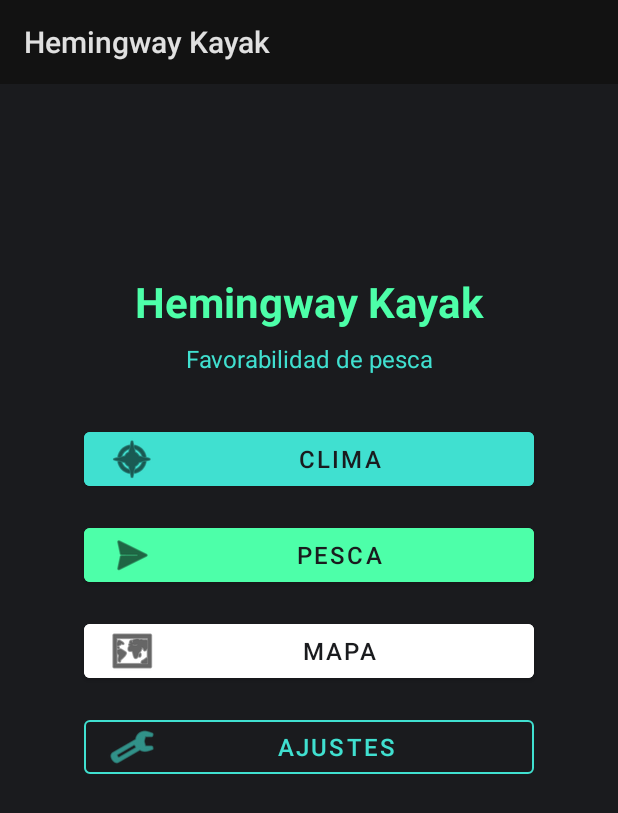
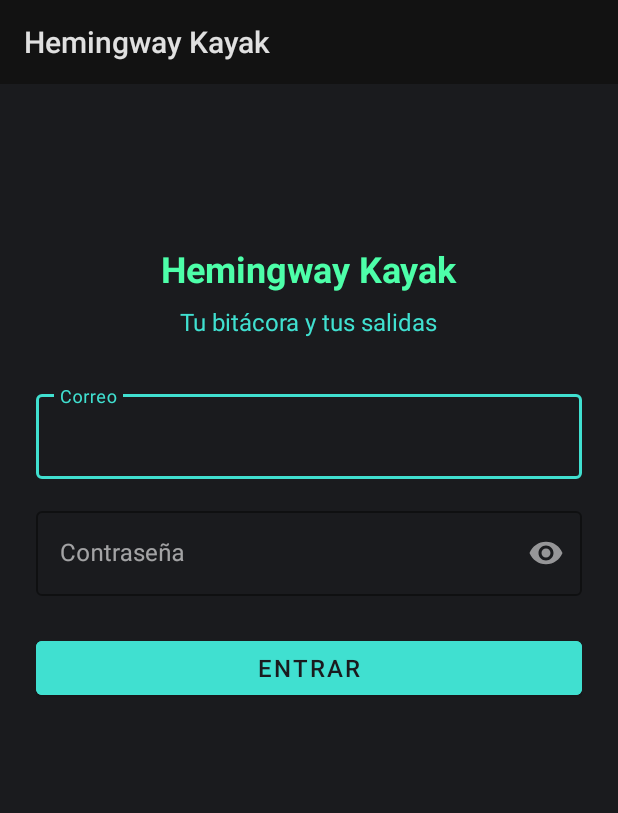
Before and after one commit to pcaravaca/hemingway-kayak, an Android app: the screen it shows after launch (MainActivity), on a phone screen of 412 x 824 dp. Shown: the top 813 px of the screen. Run offline under Robolectric (Android 15) with nearby library versions, the phone set to English and light mode, and no system bars; our stand-ins replace Dagger/Hilt's generated code.

Commit message:
android: pantalla de login contra el backend
- LoginFragment + LoginViewModel (AuthRepository): correo/contraseña, error visible,
  navegación al inicio sacando el login de la pila
- MainActivity elige el start destination: home si hay token, login si no
- Ajustes: botón Cerrar sesión (limpia la pila y vuelve al login)
- nav_graph con loginFragment y strings nuevos

```diff
--- a/hemingway-kayak/app/src/main/java/com/hemingway/kayak/MainActivity.kt
+++ b/hemingway-kayak/app/src/main/java/com/hemingway/kayak/MainActivity.kt
@@ -3,8 +3,11 @@ package com.hemingway.kayak
 import android.os.Bundle
 import androidx.appcompat.app.AppCompatActivity
 import androidx.appcompat.app.AppCompatDelegate
+import androidx.navigation.fragment.NavHostFragment
 import androidx.lifecycle.lifecycleScope
+import com.hemingway.kayak.R
 import com.hemingway.kayak.data.UserPreferencesManager
+import com.hemingway.kayak.data.remote.AuthRepository
 import dagger.hilt.android.AndroidEntryPoint
 import kotlinx.coroutines.flow.first
 import kotlinx.coroutines.launch
@@ -16,11 +19,28 @@ class MainActivity : AppCompatActivity() {
     @Inject
     lateinit var userPreferencesManager: UserPreferencesManager
 
+    @Inject
+    lateinit var authRepository: AuthRepository
+
     override fun onCreate(savedInstanceState: Bundle?) {
         super.onCreate(savedInstanceState)
         setContentView(R.layout.activity_main)
 
         loadUserPreferences()
+        applyStartDestination()
+    }
+
+    /**
+     * Sin sesión arranca en el login; con token va directo al inicio. Se cambia el
+     * start destination del grafo antes de que el NavHost lo use.
+     */
+    private fun applyStartDestination() {
+        val navHost = supportFragmentManager.findFragmentById(R.id.nav_host_fragment) as? NavHostFragment
+            ?: return
+        val navController = navHost.navController
+        val graph = navController.navInflater.inflate(R.navigation.nav_graph)
+        graph.setStartDestination(if (authRepository.isLoggedIn) R.id.homeFragment else R.id.loginFragment)
+        navController.graph = graph
     }
 
     private fun loadUserPreferences() {
--- /dev/null
+++ b/hemingway-kayak/app/src/main/java/com/hemingway/kayak/ui/auth/LoginFragment.kt
@@ -0,0 +1,79 @@
+package com.hemingway.kayak.ui.auth
+
+import android.os.Bundle
+import android.view.LayoutInflater
+import android.view.View
+import android.view.ViewGroup
+import androidx.core.view.isVisible
+import androidx.fragment.app.Fragment
+import androidx.fragment.app.viewModels
+import androidx.lifecycle.Lifecycle
+import androidx.lifecycle.lifecycleScope
+import androidx.lifecycle.repeatOnLifecycle
+import androidx.navigation.fragment.findNavController
+import com.hemingway.kayak.R
+import com.hemingway.kayak.databinding.FragmentLoginBinding
+import dagger.hilt.android.AndroidEntryPoint
+import kotlinx.coroutines.launch
+
+@AndroidEntryPoint
+class LoginFragment : Fragment() {
+
+    private var _binding: FragmentLoginBinding? = null
+    private val binding get() = _binding!!
+
+    private val viewModel: LoginViewModel by viewModels()
+
+    override fun onCreateView(
+        inflater: LayoutInflater,
+        container: ViewGroup?,
+        savedInstanceState: Bundle?
+    ): View {
+        _binding = FragmentLoginBinding.inflate(inflater, container, false)
+        return binding.root
+    }
+
+    override fun onViewCreated(view: View, savedInstanceState: Bundle?) {
+        super.onViewCreated(view, savedInstanceState)
+        binding.loginButton.setOnClickListener {
+            viewModel.login(
+                binding.emailInput.text?.toString().orEmpty(),
+                binding.passwordInput.text?.toString().orEmpty()
+            )
+        }
+        observeState()
+    }
+
+    private fun observeState() {
+        viewLifecycleOwner.lifecycleScope.launch {
+            viewLifecycleOwner.repeatOnLifecycle(Lifecycle.State.STARTED) {
+                viewModel.state.collect { state ->
+                    binding.loginButton.isEnabled = !state.loading
+                    binding.loginProgress.isVisible = state.loading
+                    binding.loginError.isVisible = state.error != null
+                    binding.loginError.text = state.error
+
+                    if (state.success) {
+                        goHome()
+                    }
+                }
+            }
+        }
+    }
+
+    private fun goHome() {
+        // El login queda fuera de la pila: volver atrás no tiene que devolver acá.
+        findNavController().navigate(
+            R.id.homeFragment,
+            null,
+            androidx.navigation.navOptions {
+                popUpTo(R.id.loginFragment) { inclusive = true }
+            }
+        )
+    }
+
+    override fun onDestroyView() {
+        super.onDestroyView()
+        _binding = null
+    }
+}
--- /dev/null
+++ b/hemingway-kayak/app/src/main/java/com/hemingway/kayak/ui/auth/LoginViewModel.kt
@@ -0,0 +1,45 @@
+package com.hemingway.kayak.ui.auth
+
+import androidx.lifecycle.ViewModel
+import androidx.lifecycle.viewModelScope
+import com.hemingway.kayak.data.remote.AuthRepository
+import dagger.hilt.android.lifecycle.HiltViewModel
+import kotlinx.coroutines.flow.MutableStateFlow
+import kotlinx.coroutines.flow.StateFlow
+import kotlinx.coroutines.flow.asStateFlow
+import kotlinx.coroutines.flow.update
+import kotlinx.coroutines.launch
+import javax.inject.Inject
+
+data class LoginState(
+    val loading: Boolean = false,
+    val error: String? = null,
+    val success: Boolean = false
+)
+
+@HiltViewModel
+class LoginViewModel @Inject constructor(
+    private val authRepository: AuthRepository
+) : ViewModel() {
+
+    private val _state = MutableStateFlow(LoginState())
+    val state: StateFlow<LoginState> = _state.asStateFlow()
+
+    val isLoggedIn: Boolean get() = authRepository.isLoggedIn
+
+    fun login(email: String, password: String) {
+        if (email.isBlank() || password.isBlank()) {
+            _state.update { it.copy(error = "Completá correo y contraseña") }
+            return
+        }
+        _state.update { it.copy(loading = true, error = null) }
+        viewModelScope.launch {
+            val error = authRepository.login(email, password)
+            _state.update { it.copy(loading = false, error = error, success = error == null) }
+        }
+    }
+
+    fun logout() {
+        authRepository.logout()
+    }
+}
--- a/hemingway-kayak/app/src/main/java/com/hemingway/kayak/ui/settings/SettingsFragment.kt
+++ b/hemingway-kayak/app/src/main/java/com/hemingway/kayak/ui/settings/SettingsFragment.kt
@@ -6,8 +6,12 @@ import android.view.View
 import android.view.ViewGroup
 import androidx.fragment.app.Fragment
 import androidx.fragment.app.viewModels
+import androidx.navigation.fragment.findNavController
+import com.hemingway.kayak.R
+import com.hemingway.kayak.data.remote.AuthRepository
 import com.hemingway.kayak.databinding.FragmentSettingsBinding
 import dagger.hilt.android.AndroidEntryPoint
+import javax.inject.Inject
 
 @AndroidEntryPoint
 class SettingsFragment : Fragment() {
@@ -16,6 +20,9 @@ class SettingsFragment : Fragment() {
     private val binding get() = _binding!!
 
     private val viewModel: SettingsViewModel by viewModels()
+
+    @Inject
+    lateinit var authRepository: AuthRepository
 
     override fun onCreateView(
         inflater: LayoutInflater,
@@ -60,6 +67,18 @@ class SettingsFragment : Fragment() {
         binding.trackRouteSwitch.setOnCheckedChangeListener { _, isChecked ->
             viewModel.updateTrackRoute(isChecked)
         }
+
+        binding.logoutButton.setOnClickListener {
+            authRepository.logout()
+            // Se limpia toda la pila: volver atrás no tiene que devolver a la app.
+            findNavController().navigate(
+                R.id.loginFragment,
+                null,
+                androidx.navigation.navOptions {
+                    popUpTo(R.id.nav_graph) { inclusive = true }
+                }
+            )
+        }
     }
 
     override fun onDestroyView() {
--- /dev/null
+++ b/hemingway-kayak/app/src/main/res/layout/fragment_login.xml
@@ -0,0 +1,131 @@
+<?xml version="1.0" encoding="utf-8"?>
+<ScrollView xmlns:android="http://schemas.android.com/apk/res/android"
+    xmlns:app="http://schemas.android.com/apk/res-auto"
+    xmlns:tools="http://schemas.android.com/tools"
+    android:layout_width="match_parent"
+    android:layout_height="match_parent"
+    android:background="@color/logo_dark"
+    android:fillViewport="true">
+
+    <androidx.constraintlayout.widget.ConstraintLayout
+        android:layout_width="match_parent"
+        android:layout_height="wrap_content"
+        android:padding="@dimen/spacing_lg"
+        tools:context=".ui.auth.LoginFragment">
+
+        <TextView
+            android:id="@+id/loginTitle"
+            android:layout_width="wrap_content"
+            android:layout_height="wrap_content"
+            android:text="@string/app_name"
+            android:textColor="@color/logo_neon"
+            android:textSize="@dimen/text_size_headline"
+            android:textStyle="bold"
+            app:layout_constraintBottom_toBottomOf="parent"
+            app:layout_constraintEnd_toEndOf="parent"
+            app:layout_constraintStart_toStartOf="parent"
+            app:layout_constraintTop_toTopOf="parent"
+            app:layout_constraintVertical_bias="0.12" />
+
+        <TextView
+            android:id="@+id/loginSubtitle"
+            android:layout_width="wrap_content"
+            android:layout_height="wrap_content"
+            android:layout_marginTop="@dimen/spacing_sm"
+            android:text="@string/login_subtitle"
+            android:textColor="@color/logo_turquoise"
+            android:textSize="@dimen/text_size_subtitle"
+            app:layout_constraintEnd_toEndOf="parent"
+            app:layout_constraintStart_toStartOf="parent"
+            app:layout_constraintTop_toBottomOf="@id/loginTitle" />
+
+        <com.google.android.material.textfield.TextInputLayout
+            android:id="@+id/emailLayout"
+            style="@style/Widget.MaterialComponents.TextInputLayout.OutlinedBox"
+            android:layout_width="0dp"
+            android:layout_height="wrap_content"
+            android:layout_marginTop="@dimen/spacing_xl"
+            android:hint="@string/login_email"
+            app:boxStrokeColor="@color/logo_turquoise"
+            app:hintTextColor="@color/logo_turquoise"
+            app:layout_constraintEnd_toEndOf="parent"
+            app:layout_constraintStart_toStartOf="parent"
+            app:layout_constraintTop_toBottomOf="@id/loginSubtitle"
+            app:layout_constraintWidth_max="420dp">
+
+            <com.google.android.material.textfield.TextInputEditText
+                android:id="@+id/emailInput"
+                android:layout_width="match_parent"
+                android:layout_height="wrap_content"
+                android:inputType="textEmailAddress"
+                android:textColor="@color/white" />
+        </com.google.android.material.textfield.TextInputLayout>
+
+        <com.google.android.material.textfield.TextInputLayout
+            android:id="@+id/passwordLayout"
+            style="@style/Widget.MaterialComponents.TextInputLayout.OutlinedBox"
+            android:layout_width="0dp"
+            android:layout_height="wrap_content"
+            android:layout_marginTop="@dimen/spacing_md"
+            android:hint="@string/login_password"
+            app:boxStrokeColor="@color/logo_turquoise"
+            app:hintTextColor="@color/logo_turquoise"
+            app:layout_constraintEnd_toEndOf="parent"
+            app:layout_constraintStart_toStartOf="parent"
+            app:layout_constraintTop_toBottomOf="@id/emailLayout"
+            app:layout_constraintWidth_max="420dp"
+            app:passwordToggleEnabled="true">
+
+            <com.google.android.material.textfield.TextInputEditText
+                android:id="@+id/passwordInput"
+                android:layout_width="match_parent"
+                android:layout_height="wrap_content"
+                android:imeOptions="actionDone"
+                android:inputType="textPassword"
+                android:textColor="@color/white" />
+        </com.google.android.material.textfield.TextInputLayout>
+
+        <TextView
+            android:id="@+id/loginError"
+            android:layout_width="0dp"
+            android:layout_height="wrap_content"
+            android:layout_marginTop="@dimen/spacing_md"
+            android:textColor="#FF8A80"
+            android:textSize="@dimen/text_size_body"
+            android:visibility="gone"
+            app:layout_constraintEnd_toEndOf="parent"
+            app:layout_constraintStart_toStartOf="parent"
+            app:layout_constraintTop_toBottomOf="@id/passwordLayout"
+            app:layout_constraintWidth_max="420dp"
+            tools:text="Contraseña incorrecta"
+            tools:visibility="visible" />
+
+        <com.google.android.material.button.MaterialButton
+            android:id="@+id/loginButton"
+            android:layout_width="0dp"
+            android:layout_height="@dimen/button_height"
+            android:layout_marginTop="@dimen/spacing_lg"
+            android:backgroundTint="@color/logo_turquoise"
+            android:text="@string/login_button"
+            android:textColor="@color/logo_dark"
+            android:textSize="@dimen/text_size_subtitle"
+            app:layout_constraintEnd_toEndOf="parent"
+            app:layout_constraintStart_toStartOf="parent"
+            app:layout_constraintTop_toBottomOf="@id/loginError"
+            app:layout_constraintWidth_max="420dp" />
+
+        <ProgressBar
+            android:id="@+id/loginProgress"
+            style="?android:attr/progressBarStyle"
+            android:layout_width="wrap_content"
+            android:layout_height="wrap_content"
+            android:layout_marginTop="@dimen/spacing_md"
+            android:indeterminateTint="@color/logo_neon"
+            android:visibility="gone"
+            app:layout_constraintEnd_toEndOf="parent"
+            app:layout_constraintStart_toStartOf="parent"
+            app:layout_constraintTop_toBottomOf="@id/loginButton"
+            tools:visibility="visible" />
+
+    </androidx.constraintlayout.widget.ConstraintLayout>
+</ScrollView>
--- a/hemingway-kayak/app/src/main/res/layout/fragment_settings.xml
+++ b/hemingway-kayak/app/src/main/res/layout/fragment_settings.xml
@@ -272,5 +272,16 @@
             android:textSize="12sp"
             tools:text="Version 1.0" />
 
+        <com.google.android.material.button.MaterialButton
+            android:id="@+id/logoutButton"
+            style="@style/Widget.MaterialComponents.Button.OutlinedButton"
+            android:layout_width="wrap_content"
+            android:layout_height="wrap_content"
+            android:layout_gravity="center"
+            android:layout_marginTop="@dimen/spacing_md"
+            android:text="@string/logout_button"
+            android:textColor="@color/logo_turquoise"
+            app:strokeColor="@color/logo_turquoise" />
+
     </LinearLayout>
 </androidx.core.widget.NestedScrollView>
--- a/hemingway-kayak/app/src/main/res/navigation/nav_graph.xml
+++ b/hemingway-kayak/app/src/main/res/navigation/nav_graph.xml
@@ -4,6 +4,12 @@
     xmlns:tools="http://schemas.android.com/tools"
     android:id="@+id/nav_graph"
     app:startDestination="@id/homeFragment">
+
+    <fragment
+        android:id="@+id/loginFragment"
+        android:name="com.hemingway.kayak.ui.auth.LoginFragment"
+        android:label="@string/login_title"
+        tools:layout="@layout/fragment_login" />
 
     <fragment
         android:id="@+id/homeFragment"
--- a/hemingway-kayak/app/src/main/res/values/strings.xml
+++ b/hemingway-kayak/app/src/main/res/values/strings.xml
@@ -8,6 +8,14 @@
     <string name="fishing_title">Pesca</string>
     <string name="map_title">Mapa</string>
     <string name="settings_title">Ajustes</string>
+    <string name="login_title">Entrar</string>
+    <string name="login_subtitle">Tu bitácora y tus salidas</string>
+    <string name="login_email">Correo</string>
+    <string name="login_password">Contraseña</string>
+    <string name="login_button">Entrar</string>
+    <string name="login_empty_fields">Completá correo y contraseña</string>
+    <string name="login_failed">No pudimos ingresar. Revisá correo y contraseña.</string>
+    <string name="logout_button">Cerrar sesión</string>
 
     <!-- Botones comunes / Common buttons -->
     <string name="btn_save">Guardar</string>
```
